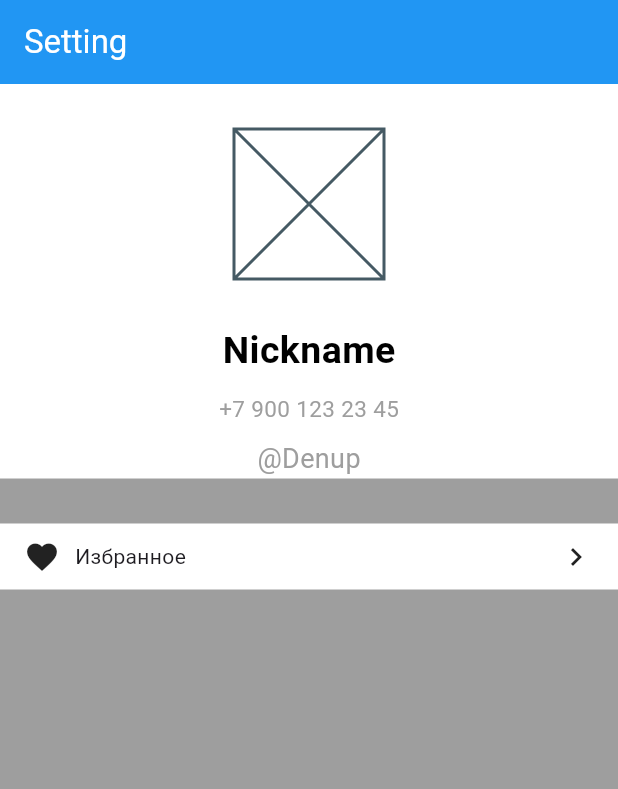
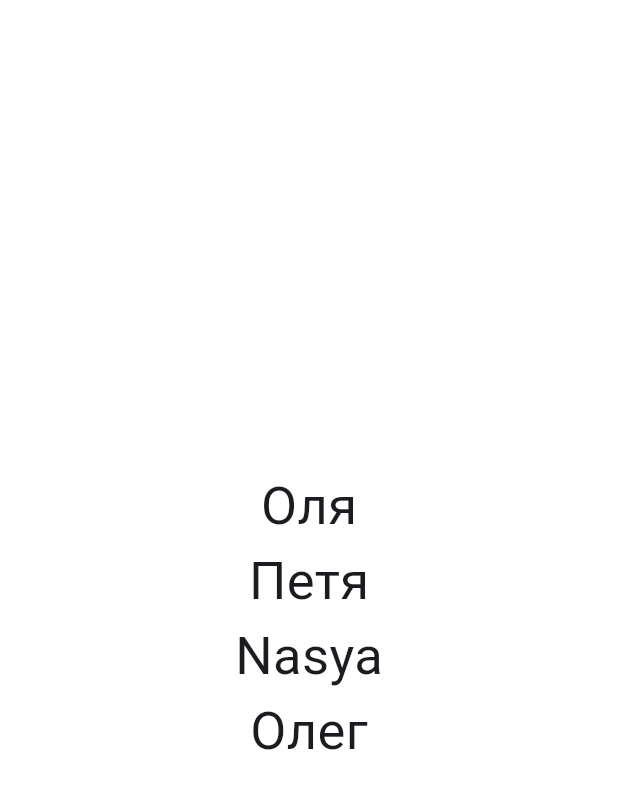
Before and after one commit to DenUP/First_APP, a Flutter app: the screen it shows after launch, on a phone screen of 412 x 824 dp. Shown: the top 789 px of the screen. Run offline on Flutter 3.47's test engine with Material 3 defaults, Android fonts, the phone set to English and light mode, and no system bars.

Commit message:
add: Lesson 22

```diff
--- a/analysis_options.yaml
+++ b/analysis_options.yaml
@@ -23,6 +23,7 @@ linter:
   rules:
     # avoid_print: false  # Uncomment to disable the `avoid_print` rule
     # prefer_single_quotes: true  # Uncomment to enable the `prefer_single_quotes` rule
+    - always_use_package_imports
 
 # Additional information about this file can be found at
 # https://dart.dev/guides/language/analysis-options
--- a/lib/my_app.dart
+++ b/lib/my_app.dart
@@ -1,4 +1,5 @@
 import 'package:flutter/material.dart';
+import 'package:lessons_1/widgets/lesson22.dart';
 import 'package:lessons_1/widgets/user_profile.dart';
 
 class App extends StatelessWidget {
@@ -7,6 +8,7 @@ class App extends StatelessWidget {
   @override
   Widget build(BuildContext context) {
     // TODO: implement build
-    return MaterialApp(debugShowCheckedModeBanner: false, home: UserProfile());
+    return MaterialApp(
+        debugShowCheckedModeBanner: false, home: AllUserProfile());
   }
 }
--- /dev/null
+++ b/lib/widgets/lesson22.dart
@@ -0,0 +1,40 @@
+import 'package:flutter/material.dart';
+
+class AllUserProfile extends StatelessWidget {
+  const AllUserProfile({super.key});
+
+  @override
+  Widget build(BuildContext context) {
+    final List<String> ListUsers = ['Оля', 'Петя', 'Nasya', 'Олег'];
+
+    final List<Widget> ListUserData =
+        ListUsers.map((String user) => TextWidget(name: user)).toList();
+
+    return Scaffold(
+      backgroundColor: Colors.white,
+      body: Center(
+        child: Column(
+          mainAxisAlignment: MainAxisAlignment.center,
+          children: ListUserData,
+        ),
+      ),
+    );
+  }
+}
+
+class TextWidget extends StatelessWidget {
+  final String name;
+
+  const TextWidget({
+    super.key,
+    required this.name,
+  });
+
+  @override
+  Widget build(BuildContext context) {
+    return Text(
+      name,
+      style: TextStyle(fontSize: 35),
+    );
+  }
+}
--- a/lib/widgets/user_profile.dart
+++ b/lib/widgets/user_profile.dart
@@ -1,4 +1,5 @@
 import 'package:flutter/material.dart';
+import 'package:lessons_1/widgets/Menu_row_widgets.dart';
 
 class UserProfile extends StatelessWidget {
   const UserProfile({super.key});
@@ -9,6 +10,7 @@ class UserProfile extends StatelessWidget {
     return Scaffold(
       backgroundColor: Colors.grey,
       appBar: AppBar(
+        centerTitle: true,
         title: const Text(
           'Setting',
           style: TextStyle(color: Colors.white),
@@ -23,7 +25,7 @@ class UserProfile extends StatelessWidget {
           children: [
             _UserInfo(),
             SizedBox(
-              height: 30,
+              height: 15,
             ),
             _MenuWidget()
           ],
@@ -41,20 +43,24 @@ class _MenuWidget extends StatelessWidget {
     return Container(
         color: Colors.white,
         width: double.infinity,
-        padding: EdgeInsets.symmetric(horizontal: 16, vertical: 10),
-        child: Column(children: [
-          Row(
-            mainAxisSize: MainAxisSize.max,
-            children: [
-              Icon(Icons.favorite),
-              SizedBox(
-                width: 10,
-              ),
-              Text('Избранное'),
-              Spacer(),
-              Icon(Icons.chevron_right)
-            ],
-          )
+        // padding: EdgeInsets.symmetric(horizontal: 16, vertical: 10),
+        child: const Column(children: [
+          MenuRowWidget(
+            icon: Icons.favorite_border,
+            text: 'Избранное',
+          ),
+          MenuRowWidget(
+            icon: Icons.computer,
+            text: 'Устройства',
+          ),
+          MenuRowWidget(
+            icon: Icons.call,
+            text: 'Звонки',
+          ),
+          MenuRowWidget(
+            icon: Icons.contact_emergency_sharp,
+            text: 'Контакты',
+          ),
         ]));
   }
 }
```
Also changed, not shown: lib/widgets/Menu_row_widgets.dart (added, +30 -0 lines).
